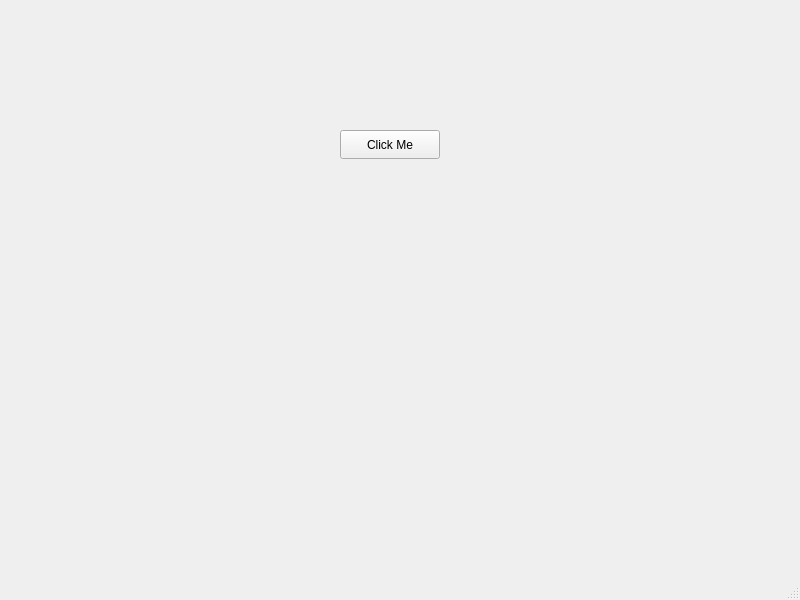
The window that AI-Based-Recommendation-System/mainwindow.ui (SH-Abdul-Basit/Recommendation-System) describes before a commit, drawn with Qt 5.
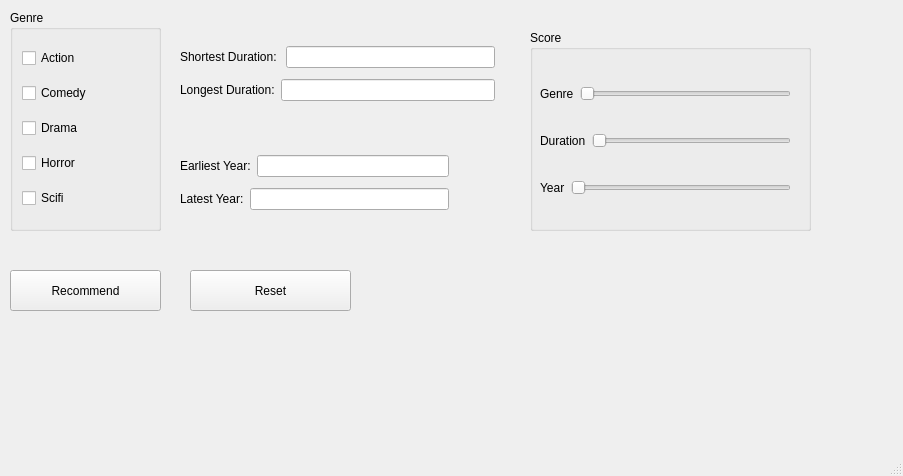
The same window after the commit.

Commit message: Beginning of menu layout

```diff
--- a/AI-Based-Recommendation-System/mainwindow.ui
+++ b/AI-Based-Recommendation-System/mainwindow.ui
@@ -6,27 +6,270 @@
    <rect>
     <x>0</x>
     <y>0</y>
-    <width>800</width>
-    <height>600</height>
+    <width>903</width>
+    <height>476</height>
    </rect>
   </property>
   <property name="windowTitle">
    <string>MainWindow</string>
   </property>
   <widget class="QWidget" name="centralwidget">
+   <widget class="QGroupBox" name="genre">
+    <property name="geometry">
+     <rect>
+      <x>10</x>
+      <y>10</y>
+      <width>151</width>
+      <height>221</height>
+     </rect>
+    </property>
+    <property name="title">
+     <string>Genre</string>
+    </property>
+    <layout class="QVBoxLayout" name="verticalLayout">
+     <item>
+      <widget class="QCheckBox" name="checkBox">
+       <property name="text">
+        <string>Action</string>
+       </property>
+      </widget>
+     </item>
+     <item>
+      <widget class="QCheckBox" name="checkBox_2">
+       <property name="text">
+        <string>Comedy</string>
+       </property>
+       <property name="checked">
+        <bool>false</bool>
+       </property>
+      </widget>
+     </item>
+     <item>
+      <widget class="QCheckBox" name="checkBox_3">
+       <property name="text">
+        <string>Drama</string>
+       </property>
+      </widget>
+     </item>
+     <item>
+      <widget class="QCheckBox" name="checkBox_4">
+       <property name="text">
+        <string>Horror</string>
+       </property>
+      </widget>
+     </item>
+     <item>
+      <widget class="QCheckBox" name="checkBox_5">
+       <property name="text">
+        <string>Scifi</string>
+       </property>
+      </widget>
+     </item>
+    </layout>
+   </widget>
+   <widget class="QPushButton" name="recommend">
+    <property name="geometry">
+     <rect>
+      <x>10</x>
+      <y>270</y>
+      <width>151</width>
+      <height>41</height>
+     </rect>
+    </property>
+    <property name="text">
+     <string>Recommend</string>
+    </property>
+   </widget>
+   <widget class="QGroupBox" name="groupBox">
+    <property name="geometry">
+     <rect>
+      <x>530</x>
+      <y>30</y>
+      <width>281</width>
+      <height>201</height>
+     </rect>
+    </property>
+    <property name="title">
+     <string>Score</string>
+    </property>
+    <widget class="QWidget" name="">
+     <property name="geometry">
+      <rect>
+       <x>10</x>
+       <y>30</y>
+       <width>251</width>
+       <height>161</height>
+      </rect>
+     </property>
+     <layout class="QVBoxLayout" name="verticalLayout_4">
+      <item>
+       <layout class="QHBoxLayout" name="horizontalLayout_5">
+        <item>
+         <widget class="QLabel" name="label_5">
+          <property name="text">
+           <string>Genre</string>
+          </property>
+         </widget>
+        </item>
+        <item>
+         <widget class="QSlider" name="horizontalSlider">
+          <property name="minimum">
+           <number>1</number>
+          </property>
+          <property name="maximum">
+           <number>5</number>
+          </property>
+          <property name="orientation">
+           <enum>Qt::Horizontal</enum>
+          </property>
+         </widget>
+        </item>
+       </layout>
+      </item>
+      <item>
+       <layout class="QHBoxLayout" name="horizontalLayout_6">
+        <item>
+         <widget class="QLabel" name="label_6">
+          <property name="text">
+           <string>Duration</string>
+          </property>
+         </widget>
+        </item>
+        <item>
+         <widget class="QSlider" name="horizontalSlider_2">
+          <property name="minimum">
+           <number>1</number>
+          </property>
+          <property name="maximum">
+           <number>5</number>
+          </property>
+          <property name="orientation">
+           <enum>Qt::Horizontal</enum>
+          </property>
+         </widget>
+        </item>
+       </layout>
+      </item>
+      <item>
+       <layout class="QHBoxLayout" name="horizontalLayout_7">
+        <item>
+         <widget class="QLabel" name="label_7">
+          <property name="text">
+           <string>Year</string>
+          </property>
+         </widget>
+        </item>
+        <item>
+         <widget class="QSlider" name="horizontalSlider_3">
+          <property name="minimum">
+           <number>1</number>
+          </property>
+          <property name="maximum">
+           <number>5</number>
+          </property>
+          <property name="orientation">
+           <enum>Qt::Horizontal</enum>
+          </property>
+         </widget>
+        </item>
+       </layout>
+      </item>
+     </layout>
+    </widget>
+   </widget>
    <widget class="QPushButton" name="pushButton">
     <property name="geometry">
      <rect>
-      <x>340</x>
-      <y>130</y>
-      <width>100</width>
-      <height>29</height>
+      <x>190</x>
+      <y>270</y>
+      <width>161</width>
+      <height>41</height>
      </rect>
     </property>
     <property name="text">
-     <string>Click Me</string>
+     <string>Reset</string>
     </property>
    </widget>
+   <widget class="QWidget" name="">
+    <property name="geometry">
+     <rect>
+      <x>180</x>
+      <y>41</y>
+      <width>315</width>
+      <height>67</height>
+     </rect>
+    </property>
+    <layout class="QVBoxLayout" name="verticalLayout_2">
+     <item>
+      <layout class="QHBoxLayout" name="horizontalLayout">
+       <item>
+        <widget class="QLabel" name="label">
+         <property name="text">
+          <string>Shortest Duration: </string>
+         </property>
+        </widget>
+       </item>
+       <item>
+        <widget class="QLineEdit" name="lineEdit"/>
+       </item>
+      </layout>
+     </item>
+     <item>
+      <layout class="QHBoxLayout" name="horizontalLayout_2">
+       <item>
+        <widget class="QLabel" name="label_2">
+         <property name="text">
+          <string>Longest Duration:</string>
+         </property>
+        </widget>
+       </item>
+       <item>
+        <widget class="QLineEdit" name="lineEdit_2"/>
+       </item>
+      </layout>
+     </item>
+    </layout>
+   </widget>
+   <widget class="QWidget" name="">
+    <property name="geometry">
+     <rect>
+      <x>180</x>
+      <y>150</y>
+      <width>269</width>
+      <height>67</height>
+     </rect>
+    </property>
+    <layout class="QVBoxLayout" name="verticalLayout_3">
+     <item>
+      <layout class="QHBoxLayout" name="horizontalLayout_3">
+       <item>
+        <widget class="QLabel" name="label_3">
+         <property name="text">
+          <string>Earliest Year:</string>
+         </property>
+        </widget>
+       </item>
+       <item>
+        <widget class="QLineEdit" name="lineEdit_3"/>
+       </item>
+      </layout>
+     </item>
+     <item>
+      <layout class="QHBoxLayout" name="horizontalLayout_4">
+       <item>
+        <widget class="QLabel" name="label_4">
+         <property name="text">
+          <string>Latest Year:</string>
+         </property>
+        </widget>
+       </item>
+       <item>
+        <widget class="QLineEdit" name="lineEdit_4"/>
+       </item>
+      </layout>
+     </item>
+    </layout>
+   </widget>
   </widget>
   <widget class="QMenuBar" name="menubar">
    <property name="geometry">
```
Left out of the diff: 2 changed lines with no effect on the pictures. The commit also changes 16 other files.
